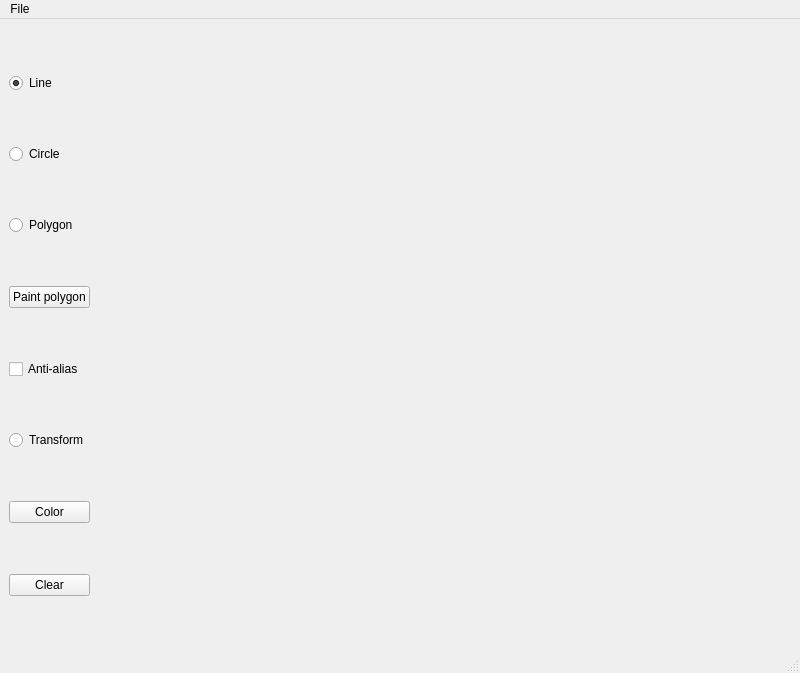
This is mainwindow.ui in radieus/triangles-and-squares as Qt 5 draws it before an edit. The edited form follows.
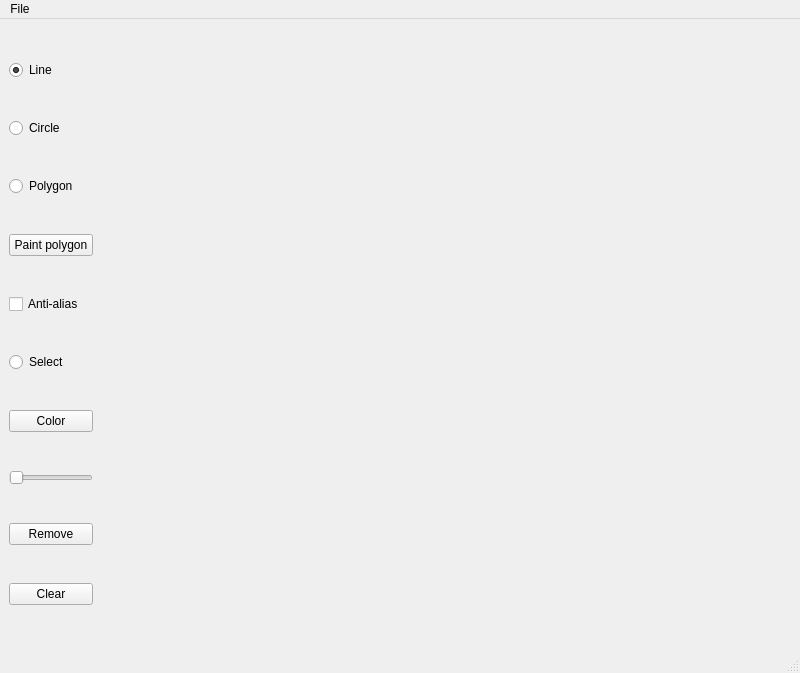
This is the edited form.

```diff
--- a/mainwindow.ui
+++ b/mainwindow.ui
@@ -80,7 +80,7 @@
       <item>
        <widget class="QRadioButton" name="radioButton">
         <property name="text">
-         <string>Transform</string>
+         <string>Select</string>
         </property>
        </widget>
       </item>
@@ -91,6 +91,53 @@
         </property>
        </widget>
       </item>
+      <item>
+       <widget class="QSlider" name="thiccSlasher">
+        <property name="sizePolicy">
+         <sizepolicy hsizetype="Minimum" vsizetype="Fixed">
+          <horstretch>0</horstretch>
+          <verstretch>0</verstretch>
+         </sizepolicy>
+        </property>
+        <property name="minimum">
+         <number>1</number>
+        </property>
+        <property name="maximum">
+         <number>20</number>
+        </property>
+        <property name="singleStep">
+         <number>1</number>
+        </property>
+        <property name="sliderPosition">
+         <number>1</number>
+        </property>
+        <property name="tracking">
+         <bool>true</bool>
+        </property>
+        <property name="orientation">
+         <enum>Qt::Horizontal</enum>
+        </property>
+        <property name="invertedAppearance">
+         <bool>false</bool>
+        </property>
+        <property name="invertedControls">
+         <bool>false</bool>
+        </property>
+        <property name="tickPosition">
+         <enum>QSlider::NoTicks</enum>
+        </property>
+        <property name="tickInterval">
+         <number>1</number>
+        </property>
+       </widget>
+      </item>
+      <item>
+       <widget class="QPushButton" name="removButton">
+        <property name="text">
+         <string>Remove</string>
+        </property>
+       </widget>
+      </item>
       <item>
        <widget class="QPushButton" name="clearButton">
         <property name="text">
```
